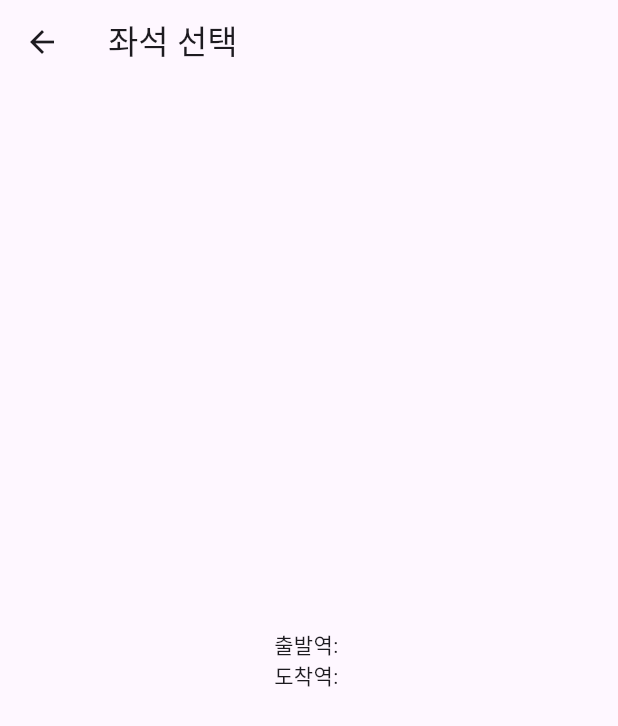
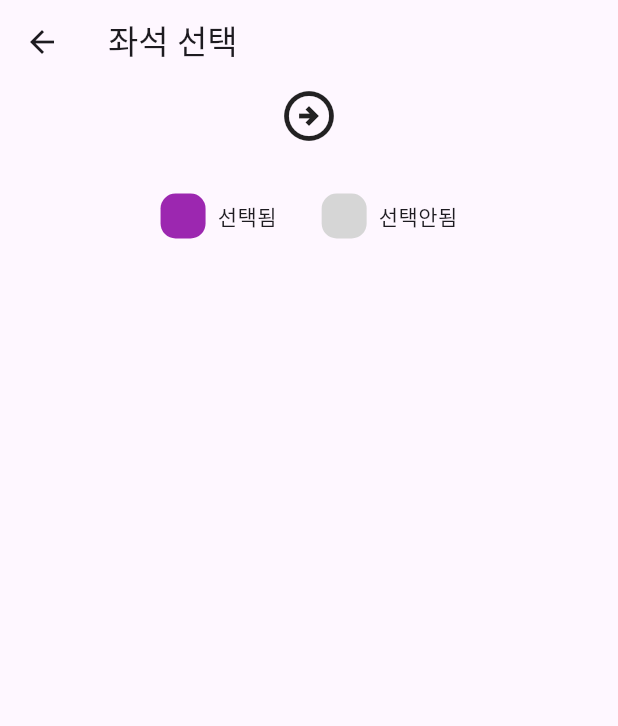
Before and after one commit to jek1m/flutter_train__app, a Flutter app: the Seatpage screen opened directly with empty values, on a phone screen of 412 x 824 dp. Shown: the top 726 px of the screen. Run offline on Flutter 3.47's test engine with Material 3 defaults, Android fonts, the light colour scheme and no system bars; missing offline and left inert: dart:ffi; Roboto replaces fonts that are missing (NotoSansKR).

Commit message:
feat : SeatPage 아이콘 구현

```diff
--- a/lib/SeatPage.dart
+++ b/lib/SeatPage.dart
@@ -12,9 +12,61 @@ class Seatpage extends StatelessWidget {
   Widget build(BuildContext context) {
     return Scaffold(
       appBar: AppBar(title: const Text('좌석 선택')),
-      body: Center(
-        child: Text('출발역: $startStation\n도착역: $endStation'),
-      ),
+      body: Column(
+        children: [
+          Row(
+            mainAxisAlignment: MainAxisAlignment.center,
+            children: [
+              station(startStation),
+              const SizedBox(width: 50),
+              const Icon(
+                Icons.arrow_circle_right_outlined,
+                size: 40,
+              ),
+              const SizedBox(width: 50),
+              station(endStation),
+            ]
+          ),
+          const SizedBox(height: 30),
+          Row(
+            mainAxisAlignment: MainAxisAlignment.center,
+            children: [
+              selectsquare(Colors.purple),
+              const SizedBox(width: 8),
+              Text("선택됨"),
+              const SizedBox(width: 30),
+              selectsquare(Colors.grey[350]!),
+              const SizedBox(width: 8),
+              Text("선택안됨"),
+            ]
+
+          )
+
+        ]
+
+      )
     );
   }
+
+  Container selectsquare(Color color) {
+    return Container(
+              width: 30,
+              height: 30,
+              decoration: BoxDecoration(
+                color: color,
+                borderRadius: BorderRadius.circular(10),
+              ),
+            );
+  }
+
+  Text station(String text) {
+    return Text(
+              text,
+              style: const TextStyle(
+                fontSize: 30,
+                color: Colors.purple,
+                fontWeight: FontWeight.bold
+              ),
+            );
+  }
 }
```
